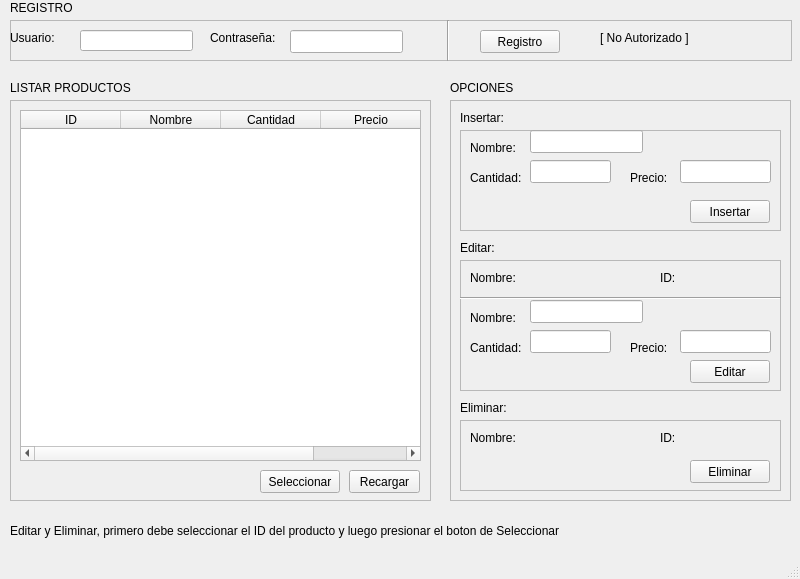
The window that app/gui/user_gui.ui (JorgeArguello1999/Gestor_Productos) describes before a commit, drawn with Qt 5.
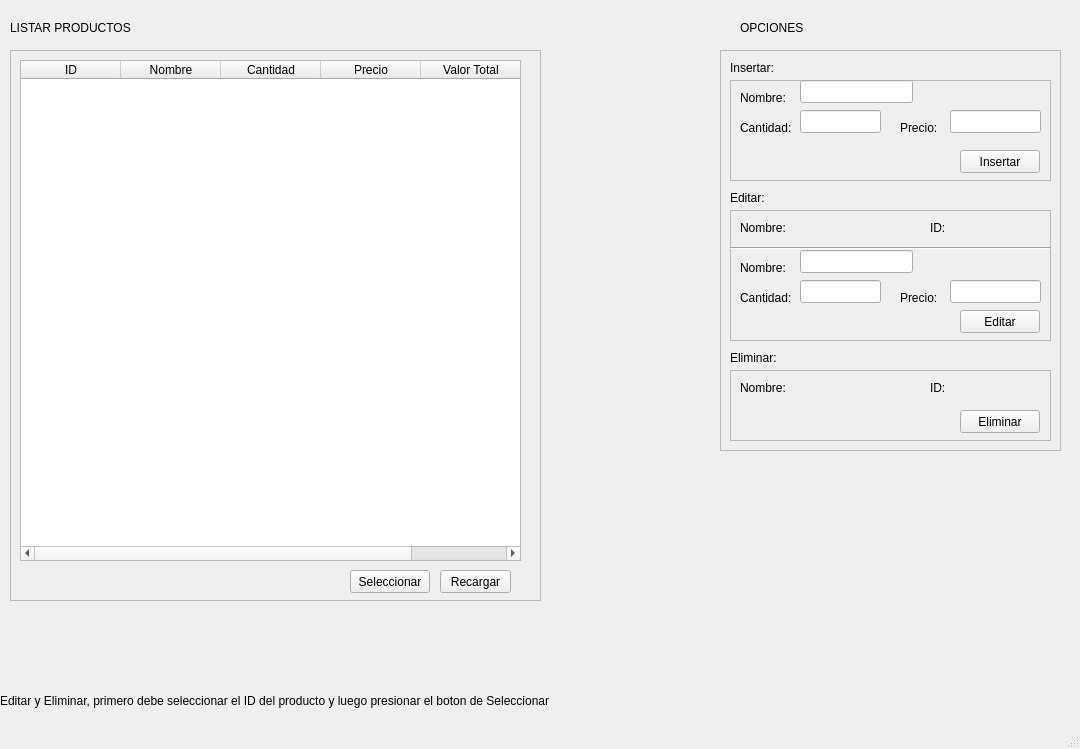
The same window after the commit.

```diff
--- a/app/gui/user_gui.ui
+++ b/app/gui/user_gui.ui
@@ -6,141 +6,21 @@
    <rect>
     <x>0</x>
     <y>0</y>
-    <width>800</width>
-    <height>579</height>
+    <width>1080</width>
+    <height>749</height>
    </rect>
   </property>
   <property name="windowTitle">
    <string>Gestor de Productos</string>
   </property>
   <widget class="QWidget" name="centralwidget">
-   <widget class="QFrame" name="frame_Registro">
-    <property name="geometry">
-     <rect>
-      <x>10</x>
-      <y>20</y>
-      <width>782</width>
-      <height>41</height>
-     </rect>
-    </property>
-    <property name="frameShape">
-     <enum>QFrame::StyledPanel</enum>
-    </property>
-    <property name="frameShadow">
-     <enum>QFrame::Raised</enum>
-    </property>
-    <widget class="QLabel" name="label">
-     <property name="geometry">
-      <rect>
-       <x>0</x>
-       <y>10</y>
-       <width>71</width>
-       <height>16</height>
-      </rect>
-     </property>
-     <property name="text">
-      <string>Usuario:</string>
-     </property>
-    </widget>
-    <widget class="QLineEdit" name="entrada_usuario">
-     <property name="geometry">
-      <rect>
-       <x>70</x>
-       <y>10</y>
-       <width>113</width>
-       <height>21</height>
-      </rect>
-     </property>
-    </widget>
-    <widget class="QPushButton" name="boton_registro">
-     <property name="geometry">
-      <rect>
-       <x>470</x>
-       <y>10</y>
-       <width>80</width>
-       <height>23</height>
-      </rect>
-     </property>
-     <property name="text">
-      <string>Registro</string>
-     </property>
-    </widget>
-    <widget class="QLabel" name="label_2">
-     <property name="geometry">
-      <rect>
-       <x>200</x>
-       <y>10</y>
-       <width>81</width>
-       <height>16</height>
-      </rect>
-     </property>
-     <property name="text">
-      <string>Contraseña:</string>
-     </property>
-    </widget>
-    <widget class="QLineEdit" name="entrada_contrasena">
-     <property name="geometry">
-      <rect>
-       <x>280</x>
-       <y>10</y>
-       <width>113</width>
-       <height>23</height>
-      </rect>
-     </property>
-     <property name="echoMode">
-      <enum>QLineEdit::Password</enum>
-     </property>
-     <property name="readOnly">
-      <bool>false</bool>
-     </property>
-    </widget>
-    <widget class="QLabel" name="comprobador">
-     <property name="geometry">
-      <rect>
-       <x>590</x>
-       <y>10</y>
-       <width>111</width>
-       <height>16</height>
-      </rect>
-     </property>
-     <property name="text">
-      <string>[ No Autorizado ]</string>
-     </property>
-    </widget>
-    <widget class="Line" name="line_2">
-     <property name="geometry">
-      <rect>
-       <x>430</x>
-       <y>0</y>
-       <width>16</width>
-       <height>41</height>
-      </rect>
-     </property>
-     <property name="orientation">
-      <enum>Qt::Vertical</enum>
-     </property>
-    </widget>
-   </widget>
-   <widget class="QLabel" name="label_4">
-    <property name="geometry">
-     <rect>
-      <x>10</x>
-      <y>0</y>
-      <width>81</width>
-      <height>16</height>
-     </rect>
-    </property>
-    <property name="text">
-     <string>REGISTRO</string>
-    </property>
-   </widget>
    <widget class="QFrame" name="frame_Listar">
     <property name="geometry">
      <rect>
       <x>10</x>
-      <y>100</y>
-      <width>421</width>
-      <height>401</height>
+      <y>50</y>
+      <width>531</width>
+      <height>551</height>
      </rect>
     </property>
     <property name="frameShape">
@@ -154,8 +34,8 @@
       <rect>
        <x>10</x>
        <y>10</y>
-       <width>401</width>
-       <height>351</height>
+       <width>501</width>
+       <height>501</height>
       </rect>
      </property>
      <property name="editTriggers">
@@ -181,12 +61,17 @@
        <string>Precio</string>
       </property>
      </column>
+     <column>
+      <property name="text">
+       <string>Valor Total</string>
+      </property>
+     </column>
     </widget>
     <widget class="QLabel" name="mensaje_productos">
      <property name="geometry">
       <rect>
-       <x>10</x>
-       <y>370</y>
+       <x>20</x>
+       <y>520</y>
        <width>231</width>
        <height>16</height>
       </rect>
@@ -198,8 +83,8 @@
     <widget class="QPushButton" name="boton_productos">
      <property name="geometry">
       <rect>
-       <x>339</x>
-       <y>370</y>
+       <x>430</x>
+       <y>520</y>
        <width>71</width>
        <height>23</height>
       </rect>
@@ -211,8 +96,8 @@
     <widget class="QPushButton" name="seleccionar_productos">
      <property name="geometry">
       <rect>
-       <x>250</x>
-       <y>370</y>
+       <x>340</x>
+       <y>520</y>
        <width>80</width>
        <height>23</height>
       </rect>
@@ -226,7 +111,7 @@
     <property name="geometry">
      <rect>
       <x>10</x>
-      <y>80</y>
+      <y>20</y>
       <width>131</width>
       <height>16</height>
      </rect>
@@ -241,8 +126,8 @@
     </property>
     <property name="geometry">
      <rect>
-      <x>450</x>
-      <y>100</y>
+      <x>720</x>
+      <y>50</y>
       <width>341</width>
       <height>401</height>
      </rect>
@@ -677,8 +562,8 @@
    <widget class="QLabel" name="label_5">
     <property name="geometry">
      <rect>
-      <x>450</x>
-      <y>80</y>
+      <x>740</x>
+      <y>20</y>
       <width>71</width>
       <height>16</height>
      </rect>
@@ -690,9 +575,9 @@
    <widget class="QLabel" name="label_18">
     <property name="geometry">
      <rect>
-      <x>10</x>
-      <y>510</y>
-      <width>771</width>
+      <x>0</x>
+      <y>680</y>
+      <width>1071</width>
       <height>41</height>
      </rect>
     </property>
```
